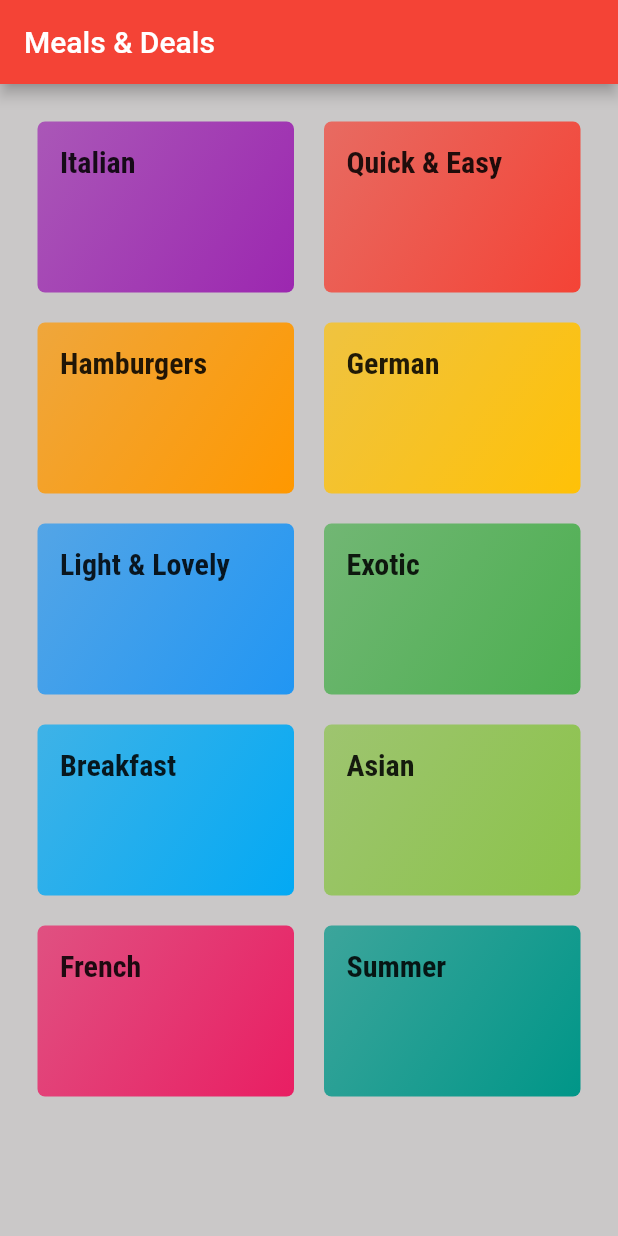
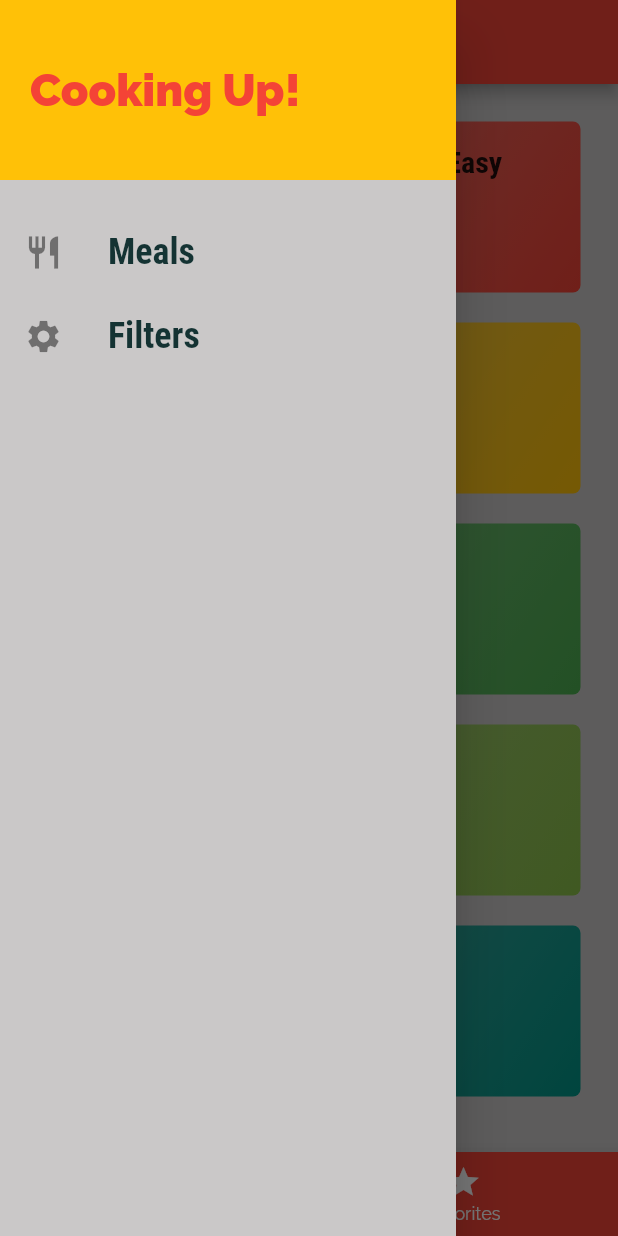
Before and after one commit to ahmed-yousry-ebrahim/meals_deals, a Flutter app: the screen it shows after launch, with the side drawer open (before the commit the screen has no drawer), on a phone screen of 412 x 824 dp. Run offline on Flutter 3.47's test engine with Material 2 defaults, Android fonts, the phone set to English and light mode, and no system bars.

Commit message:
adding navigation bar and drawer

```diff
--- a/lib/categories_screen.dart
+++ b/lib/categories_screen.dart
@@ -3,11 +3,10 @@ import './dummy_data.dart';
 import './category_item.dart';
 
 class CategoriesScreen extends StatelessWidget {
+  static const routeName = 'categories';
   @override
   Widget build(BuildContext context) {
-    return Scaffold(
-      appBar: AppBar(title: Text('Meals & Deals')),
-      body: Container(
+    return Container(
       child: GridView(
         padding: EdgeInsets.all(25),
         children: DUMMY_CATEGORIES
@@ -21,7 +20,6 @@ class CategoriesScreen extends StatelessWidget {
           mainAxisSpacing: 20,
         ),
       ),
-      ),
     );
   }
 }
--- /dev/null
+++ b/lib/favorites_screen.dart
@@ -0,0 +1,10 @@
+import 'package:flutter/material.dart';
+
+class FavoritesScreen extends StatelessWidget {
+  const FavoritesScreen({super.key});
+
+  @override
+  Widget build(BuildContext context) {
+    return Container();
+  }
+}
--- a/lib/main.dart
+++ b/lib/main.dart
@@ -1,4 +1,5 @@
 import 'package:flutter/material.dart';
+import './tabs_screen.dart';
 import './meal_details_screen.dart';
 import './category_meals_screen.dart';
 import './categories_screen.dart';
@@ -35,7 +36,8 @@ class MealsApp extends StatelessWidget {
             ),
       ),
       routes: {
-        '/': (ctx) => CategoriesScreen(),
+        '/': (ctx) => TabsScreen(),
+        CategoriesScreen.routeName: (ctx) => CategoriesScreen(),
         CategoryMealsScreen.routeName: (ctx) => CategoryMealsScreen(),
         MealDetailsScreen.routeName: (ctx) => MealDetailsScreen(),
       },
--- /dev/null
+++ b/lib/main_drawer.dart
@@ -0,0 +1,58 @@
+import 'package:flutter/material.dart';
+
+class MainDrawer extends StatelessWidget {
+  Widget buildListTile(String title, IconData icon) {
+    return ListTile(
+      leading: Icon(
+        icon,
+        size: 26,
+      ),
+      title: Text(
+        title,
+        style: TextStyle(
+          fontFamily: 'RobotoCondensed',
+          fontSize: 24,
+          fontWeight: FontWeight.bold,
+        ),
+      ),
+      onTap: () {
+        // ...
+      },
+    );
+  }
+
+  @override
+  Widget build(BuildContext context) {
+    return Drawer(
+      child: Column(
+        children: <Widget>[
+          Container(
+            height: 120,
+            width: double.infinity,
+            padding: EdgeInsets.all(20),
+            alignment: Alignment.centerLeft,
+            color: Theme.of(context).accentColor,
+            child: Text(
+              'Cooking Up!',
+              style: TextStyle(
+                  fontWeight: FontWeight.w900,
+                  fontSize: 30,
+                  color: Theme.of(context).primaryColor),
+            ),
+          ),
+          SizedBox(
+            height: 20,
+          ),
+          buildListTile(
+            'Meals',
+            Icons.restaurant,
+          ),
+          buildListTile(
+            'Filters',
+            Icons.settings,
+          ),
+        ],
+      ),
+    );
+  }
+}
--- /dev/null
+++ b/lib/tabs_screen.dart
@@ -0,0 +1,52 @@
+import 'package:flutter/material.dart';
+import './main_drawer.dart';
+import './favorites_screen.dart';
+import './categories_screen.dart';
+
+class TabsScreen extends StatefulWidget {
+  const TabsScreen({super.key});
+
+  @override
+  State<TabsScreen> createState() => _TabsScreenState();
+}
+
+class _TabsScreenState extends State<TabsScreen> {
+  int _selectedIndex = 0;
+  final List<Widget> _tabScreens = [
+    CategoriesScreen(),
+    FavoritesScreen(),
+  ];
+
+  void _selectPage(int index) {
+    setState(() {
+      _selectedIndex = index;
+    });
+  }
+
+  @override
+  Widget build(BuildContext context) {
+    return Scaffold(
+      appBar: AppBar(
+        title: Text('Meals & Deals'),
+      ),
+      drawer: MainDrawer(),
+      body: _tabScreens[_selectedIndex],
+      bottomNavigationBar: BottomNavigationBar(
+          backgroundColor: Theme.of(context).primaryColor,
+          unselectedItemColor: Colors.white,
+          selectedItemColor: Theme.of(context).accentColor,
+          currentIndex: _selectedIndex,
+          onTap: _selectPage,
+          items: [
+            BottomNavigationBarItem(
+              icon: Icon(Icons.category),
+              label: 'Categories',
+            ),
+            BottomNavigationBarItem(
+              icon: Icon(Icons.star),
+              label: 'Favorites',
+            ),
+          ]),
+    );
+  }
+}
```
Lines whose indentation alone changed are shown as unchanged.
